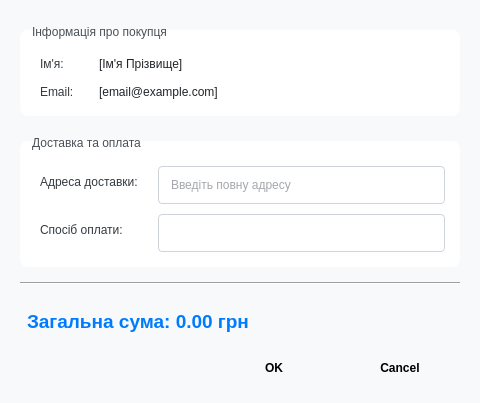
Above: checkoutdialog.ui from Defenderest/DB_Kurs before the change. Below: the same form after it.
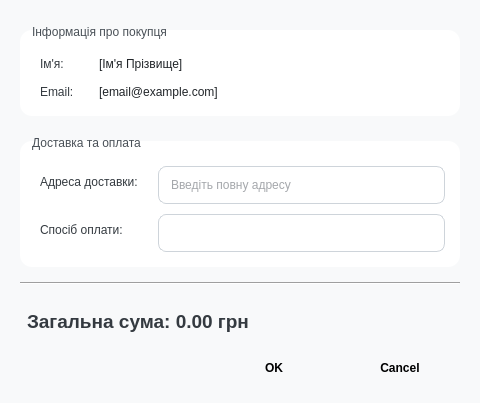
That is the form after the change.

Commit message: style: round elements and use gray instead of blue in ui

What changed in the file:
```diff
--- a/checkoutdialog.ui
+++ b/checkoutdialog.ui
@@ -24,7 +24,7 @@
     margin-top: 10px;
     padding-top: 15px;
     background-color: #ffffff;
-    border-radius: 8px;
+    border-radius: 12px; /* Збільшено заокруглення */
 }
 
 QGroupBox::title {
@@ -48,7 +48,7 @@
 QLineEdit, QComboBox {
     padding: 8px 10px;
     border: 1px solid #ced4da;
-    border-radius: 4px;
+    border-radius: 8px; /* Збільшено заокруглення */
     background-color: #ffffff;
     color: #495057;
     min-height: 20px;
@@ -72,22 +72,22 @@
 QLabel#totalAmountLabel {
     font-size: 14pt;
     font-weight: bold;
-    color: #007bff;
+    color: #343a40; /* Темно-сірий колір замість синього */
     padding-top: 10px;
     padding-bottom: 5px;
 }
 
 QDialogButtonBox QPushButton {
     padding: 8px 20px;
-    border-radius: 4px;
+    border-radius: 8px; /* Збільшено заокруглення */
     font-weight: bold;
     min-width: 80px;
 }
 
 QDialogButtonBox QPushButton[text="OK"] {
-    background-color: #007bff;
+    background-color: #6c757d; /* Сірий фон */
     color: white;
-    border: 1px solid #007bff;
+    border: 1px solid #6c757d;
 }
 QDialogButtonBox QPushButton[text="OK"]:hover {
     background-color: #0056b3;
```
Left out of the diff: 12 changed lines with no effect on the pictures.
